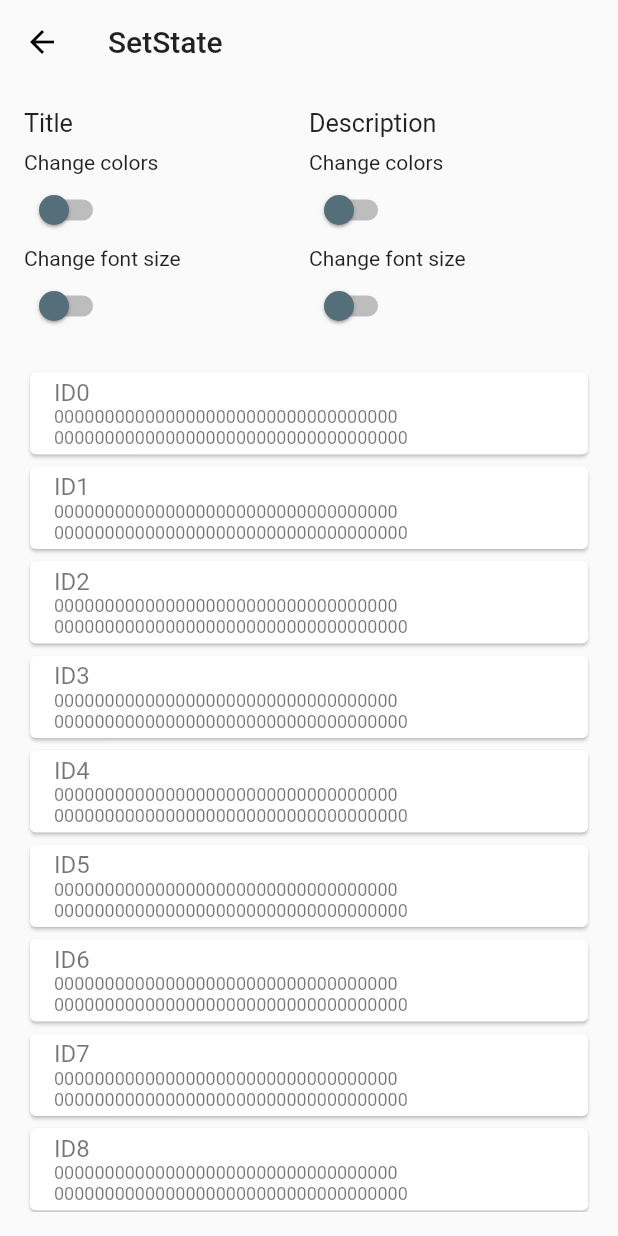
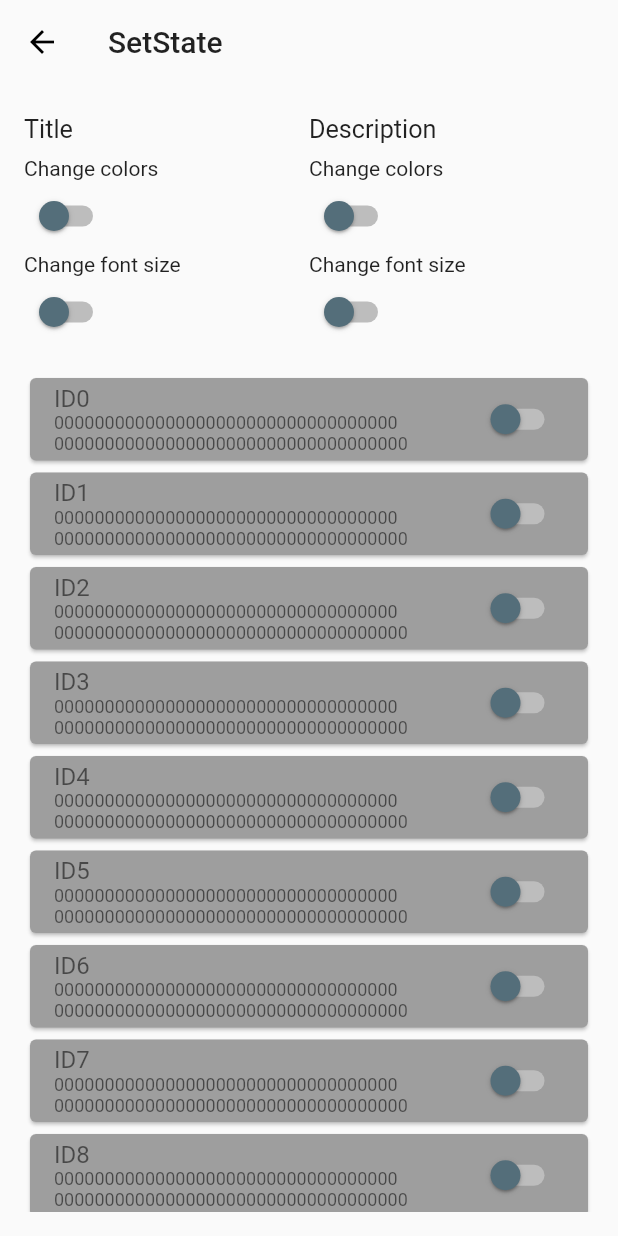
Before and after one commit to HenriqueHartmann/tcc-flutter-performance, a Flutter app: the MainSetState screen opened directly with empty values, on a phone screen of 412 x 824 dp. Run offline on Flutter 3.47's test engine with Material 2 defaults, Android fonts, the phone set to English and light mode, and no system bars.

Commit message:
Add Card Background Change Method and Create Switch Without Text

```diff
--- a/lib/src/features/setState/main_setState.dart
+++ b/lib/src/features/setState/main_setState.dart
@@ -1,7 +1,9 @@
 import 'dart:developer';
 
 import 'package:flutter/material.dart';
+import 'package:tcc_performance_app/src/utils/common/widgets/app_bar_widget.dart';
 import 'package:tcc_performance_app/src/utils/common/widgets/switch_widget.dart';
+import 'package:tcc_performance_app/src/utils/common/widgets/switch_widget_without_text.dart';
 import 'package:tcc_performance_app/src/utils/data/item_client.dart';
 
 class MainSetState extends StatefulWidget {
@@ -27,14 +29,8 @@ class _MainSetStateState extends State<MainSetState> {
     itemList = ModalRoute.of(context)!.settings.arguments as ItemListModel;
 
     return Scaffold(
-      appBar: AppBar(
-        elevation: 0,
-        backgroundColor: Colors.transparent,
-        title: const Text(
-          'SetState',
-          style: TextStyle(color: Colors.black87),
-        ),
-        iconTheme: IconThemeData(color: Colors.black),
+      appBar: AppBarWidget(
+        title: 'SetState',
       ),
       body: Container(
         margin: const EdgeInsets.all(16.0),
@@ -126,6 +122,7 @@ class _MainSetStateState extends State<MainSetState> {
                 itemCount: itemList.getData().length,
                 itemBuilder: (context, index) {
                   return Card(
+                    color: itemList.getDataByIndex(index).getCardBackgroundColor(),
                     child: Column(
                       children: [
                         ListTile(
@@ -165,6 +162,14 @@ class _MainSetStateState extends State<MainSetState> {
                                   .getDescriptionFontColor(),
                             ),
                           ),
+                          trailing: SwitchWidgetWithoutText(
+                            switchValue: itemList.getDataByIndex(index).isCardActivated(), onChanged: (value) {
+                              setState(() {
+                                itemList.getDataByIndex(index).changeBackgroundCardColor();
+                              });
+                            },
+
+                          )
                         ),
                       ],
                     ),
--- /dev/null
+++ b/lib/src/utils/common/widgets/app_bar_widget.dart
@@ -0,0 +1,26 @@
+import 'package:flutter/material.dart';
+
+class AppBarWidget extends StatelessWidget implements PreferredSizeWidget {
+  final String title;
+
+  const AppBarWidget({
+    required this.title,
+    super.key,
+  });
+
+@override
+  Size get preferredSize => Size.fromHeight(60.0);
+
+  @override
+  Widget build(BuildContext context) {
+    return AppBar(
+      elevation: 0,
+      backgroundColor: Colors.transparent,
+      title: Text(
+        title,
+        style: TextStyle(color: Colors.black87),
+      ),
+      iconTheme: IconThemeData(color: Colors.black),
+    );
+  }
+}
--- /dev/null
+++ b/lib/src/utils/common/widgets/switch_widget_without_text.dart
@@ -0,0 +1,24 @@
+import 'package:flutter/material.dart';
+
+class SwitchWidgetWithoutText extends StatelessWidget {
+  final bool switchValue;
+  final Function(bool) onChanged;
+
+  const SwitchWidgetWithoutText({
+    required this.switchValue,
+    required this.onChanged,
+    super.key,
+  });
+
+  @override
+  Widget build(BuildContext context) {
+    return Switch(
+      activeColor: Colors.red,
+      inactiveThumbColor: Colors.blueGrey.shade600,
+      inactiveTrackColor: Colors.grey.shade400,
+      splashRadius: 50.0,
+      value: switchValue,
+      onChanged: onChanged,
+    );
+  }
+}
```
Also changed, not shown: lib/main.dart (+2 -8 lines), lib/src/features/bloc/main_bloc.dart (+2 -8 lines), lib/src/features/provider/main_provider.dart (+2 -8 lines), lib/src/utils/data/item_client.dart (+19 -3 lines).
